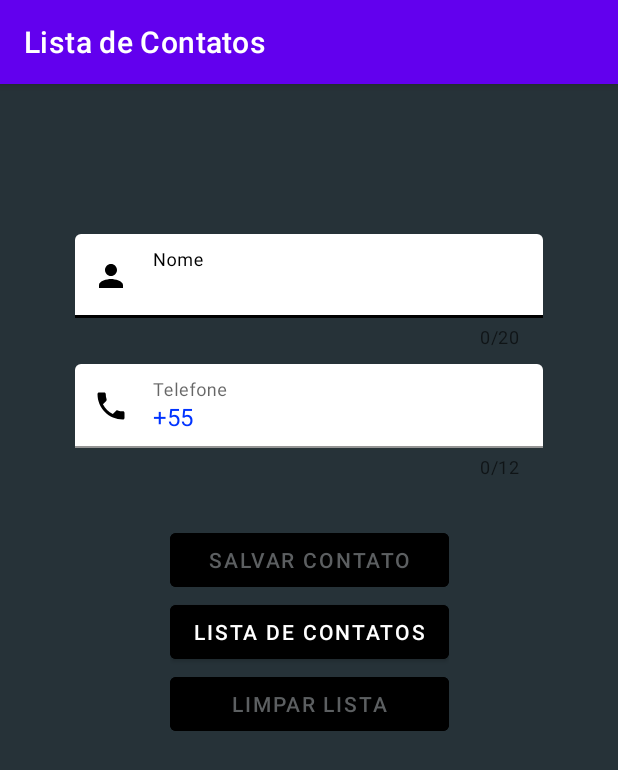
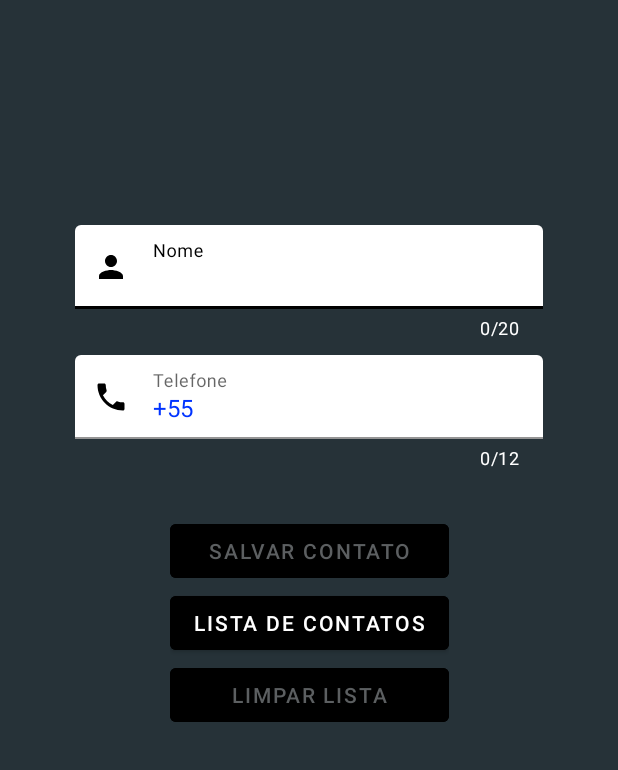
Before and after one commit to LucasSGonza/FirstAndroidApp, an Android app: the screen it shows after launch (MainActivity), on a phone screen of 412 x 824 dp. Shown: the top 770 px of the screen. Run offline under Robolectric (Android 15) with nearby library versions, the phone set to English and light mode, and no system bars.

Commit message:
wip: pt-br consegui terminar os metodos para exibir os layouts e preenche-los com os dados do seu respectivo contato(usei bloco try catch para evitar erros). Arrumei algumas questoes visuais

```diff
--- a/app/src/main/java/com/example/listadecontatos/model/Contact.kt
+++ b/app/src/main/java/com/example/listadecontatos/model/Contact.kt
@@ -5,5 +5,4 @@ class Contact(
     var name: String,
     var phoneNumber: String
     ) {
-
 }
--- a/app/src/main/java/com/example/listadecontatos/model/ContactList.kt
+++ b/app/src/main/java/com/example/listadecontatos/model/ContactList.kt
@@ -9,7 +9,6 @@ object ContactList {
     private var contactListMaxLength: Int = 3
 
     fun createContact(contact: Contact) {
-        Log.i("create", "Name: ${contact.name}, Phone: ${contact.phoneNumber}")
         contactList.add(contact)
     }
 
--- a/app/src/main/java/com/example/listadecontatos/modules/contactList/ContactListViewModel.kt
+++ b/app/src/main/java/com/example/listadecontatos/modules/contactList/ContactListViewModel.kt
@@ -8,10 +8,6 @@ class ContactListViewModel: ViewModel() {
 
     private var contactListInstance = ContactList
 
-    fun getContactListSize(): Int {
-        return contactListInstance.getContactListSize()
-    }
-
     fun getCopyOfContactList(): Set<Contact> {
         return contactListInstance.getCopyOfContactList()
     }
--- a/app/src/main/java/com/example/listadecontatos/modules/main/MainActivity.kt
+++ b/app/src/main/java/com/example/listadecontatos/modules/main/MainActivity.kt
@@ -3,7 +3,6 @@ package com.example.listadecontatos.modules.main
 import android.content.Intent
 import android.graphics.Color
 import android.os.Bundle
-import android.util.Log
 import android.view.View
 import android.widget.Toast
 import androidx.appcompat.app.AppCompatActivity
@@ -27,7 +26,7 @@ class MainActivity : AppCompatActivity() {
         binding = ActivityMainBinding.inflate(layoutInflater)
         setContentView(binding.root)
         myViewModel = ViewModelProvider(this)[MainViewModel::class.java]
-
+        supportActionBar?.hide()
         setupListeners()
     }
 
@@ -48,7 +47,6 @@ class MainActivity : AppCompatActivity() {
     }
 
     private fun handleSaveContactBtn() {
-//        Log.e("test", "phone: $isPhoneValid, name: $isNameValid")
         with(binding.bttSaveContact) {
             isEnabled = isNameValid && isPhoneValid
             setTextColor(if (isEnabled) Color.WHITE else Color.parseColor("gray"))
@@ -80,7 +78,7 @@ class MainActivity : AppCompatActivity() {
             nameTextInputEditText.doOnTextChanged { text, start, before, count ->
                 text?.let {
                     nameTextInputLayout.error =
-                        if (text.isEmpty()) getString(R.string.toast_when_name_is_empty) else null
+                        if (text.isEmpty()) getString(R.string.error_when_name_is_empty) else null
                     isNameValid = text.isNotEmpty()
                     handleSaveContactBtn()
                 }
@@ -94,11 +92,11 @@ class MainActivity : AppCompatActivity() {
                 text?.let {
                     phoneTextInputLayout.error = when {
                         text.isNotEmpty() && myViewModel.verifyIfContactAlreadyExist(text.toString()) -> getString(
-                            R.string.toast_when_contact_already_exist
+                            R.string.error_when_contact_already_exist
                         )
 
                         text.isNotEmpty() -> null
-                        else -> getString(R.string.toast_when_phone_number_is_empty)
+                        else -> getString(R.string.error_when_phone_number_is_empty)
                     }
                     isPhoneValid =
                         text.isNotEmpty() && !myViewModel.verifyIfContactAlreadyExist(text.toString())
@@ -114,31 +112,27 @@ class MainActivity : AppCompatActivity() {
             val contactPhoneNumber = binding.phoneTextInputEditText.text.toString()
             val result = myViewModel.createContact(contactName, contactPhoneNumber)
 
-            //search inside the Pair for 'false' flags. If it's false, the contact already exist in the contactList
-            if (!result.first) {
+            if (result) {
                 Toast.makeText(
                     this,
-                    getString(R.string.toast_when_contact_already_exist),
+                    getText(R.string.contact_created_with_success),
                     Toast.LENGTH_SHORT
                 ).show()
-            }
-            //if the Pair does not contains 'false', its because the operation was a success!
-            else {
-                Toast.makeText(
-                    this,
-                    getText(R.string.toast_when_contact_created_with_success),
-                    Toast.LENGTH_SHORT
-                ).show()
+
+                shouldEnableFields(true)
                 binding.nameTextInputEditText.text?.clear()
                 binding.phoneTextInputEditText.text?.clear()
                 handleCleanListBtn()
-            }
-            //always in the final of the operation, verify if the list is full
-            if (myViewModel.verifyIfContactListIsFull()) {
-                shouldEnableFields(false)
-                binding.labelForInformation.text =
-                    getString(R.string.toast_when_contact_list_is_full)
-                binding.labelForInformation.visibility = View.VISIBLE
+
+                //always in the final of the operation, verify if the list is full
+                if (myViewModel.verifyIfContactListIsFull()) {
+                    shouldEnableFields(false)
+                    binding.labelForInformation.text =
+                        getString(R.string.error_when_contact_list_is_full)
+                    binding.labelForInformation.visibility = View.VISIBLE
+                } else {
+                    startActivity(Intent(this, ContactListActivity::class.java))
+                }
             }
         }
     }
@@ -149,14 +143,16 @@ class MainActivity : AppCompatActivity() {
             myViewModel.clearContactList()
             Toast.makeText(
                 this,
-                getString(R.string.toast_when_contact_list_cleared_with_success),
+                getString(R.string.contact_list_cleared_with_success),
                 Toast.LENGTH_SHORT
             ).show()
+
             shouldEnableFields(true)
             binding.labelForInformation.visibility = View.GONE
             binding.nameTextInputEditText.text?.clear()
             binding.phoneTextInputEditText.text?.clear()
             handleCleanListBtn()
+
         }
     }
 
--- a/app/src/main/res/layout/activity_main.xml
+++ b/app/src/main/res/layout/activity_main.xml
@@ -6,32 +6,29 @@
     android:background="@color/dark_gray"
     >
 
-    <com.google.android.material.textview.MaterialTextView
-        android:id="@+id/label_for_information"
-        android:layout_width="wrap_content"
-        android:layout_height="wrap_content"
-        android:layout_marginTop="50dp"
-        android:clickable="false"
-        android:textSize="15sp"
-        android:textColor="@color/white"
-        android:visibility="gone"
-        app:layout_constraintEnd_toEndOf="parent"
-        app:layout_constraintStart_toStartOf="parent"
-        app:layout_constraintTop_toTopOf="parent"
-        ></com.google.android.material.textview.MaterialTextView>
-
     <androidx.appcompat.widget.LinearLayoutCompat
         android:id="@+id/layout_for_edit_texts"
         android:layout_width="match_parent"
         android:layout_height="wrap_content"
         android:layout_marginLeft="50dp"
-        android:layout_marginTop="100dp"
+        android:layout_marginTop="150dp"
         android:layout_marginRight="50dp"
         android:orientation="vertical"
         app:layout_constraintEnd_toEndOf="parent"
         app:layout_constraintStart_toStartOf="parent"
-        app:layout_constraintTop_toTopOf="@id/label_for_information"
+        app:layout_constraintTop_toTopOf="parent"
         >
+
+        <com.google.android.material.textview.MaterialTextView
+            android:id="@+id/label_for_information"
+            android:layout_width="wrap_content"
+            android:layout_height="wrap_content"
+            android:layout_marginBottom="20dp"
+            android:clickable="false"
+            android:textColor="@color/white"
+            android:textSize="15sp"
+            android:visibility="gone"
+            ></com.google.android.material.textview.MaterialTextView>
 
         <com.google.android.material.textfield.TextInputLayout
             android:id="@+id/name_text_input_layout"
@@ -44,6 +41,7 @@
             app:boxStrokeColor="@color/black"
             app:counterEnabled="true"
             app:counterMaxLength="20"
+            app:counterTextColor="@color/white"
             app:hintTextColor="@color/black"
             app:startIconDrawable="@drawable/baseline_person_24"
             app:startIconTint="@color/black"
@@ -68,6 +66,7 @@
             app:boxStrokeColor="@color/black"
             app:counterEnabled="true"
             app:counterMaxLength="12"
+            app:counterTextColor="@color/white"
             app:expandedHintEnabled="false"
             app:hintTextColor="@color/black"
             app:prefixText="+55"
@@ -113,7 +112,7 @@
             android:layout_width="match_parent"
             android:layout_height="wrap_content"
             android:backgroundTint="@color/black"
-            android:text="@string/btt_go_to_contactList"
+            android:text="@string/btt_go_to_contact_list"
             android:textColor="@color/white"
             ></com.google.android.material.button.MaterialButton>
 
--- a/app/src/main/res/values/strings.xml
+++ b/app/src/main/res/values/strings.xml
@@ -3,14 +3,16 @@
     <string name="name_edit_text">Nome</string>
     <string name="phone_edit_text">Telefone</string>
     <string name="btt_save_contact">Salvar Contato</string>
-    <string name="btt_go_to_contactList">Lista de Contatos</string>
+    <string name="btt_go_to_contact_list">Lista de Contatos</string>
     <string name="btt_clear_list">Limpar Lista</string>
-    <string name="toast_when_contact_created_with_success">Contato criado com sucesso!</string>
-    <string name="toast_when_contact_list_cleared_with_success">Sua lista de contatos foi limpa com sucesso!</string>
-    <string name="toast_when_name_is_empty">Por favor, preencha um nome</string>
-    <string name="toast_when_phone_number_is_empty">Por favor, preencha um telefone</string>
-    <string name="toast_when_contact_already_exist">Já existe um contato com esse telefone!</string>
-    <string name="toast_when_contact_list_already_empty">Sua lista de contatos já está vazia!</string>
-    <string name="toast_when_contact_list_is_full">Sua lista de contatos está cheia!</string>
     <string name="btt_return_to_main">Retornar</string>
+    <string name="contact_created_with_success">Contato criado com sucesso!</string>
+    <string name="contact_list_cleared_with_success">Sua lista de contatos foi limpa com sucesso!</string>
+    <string name="contact_list_is_empty">Sua lista de contatos está vazia!</string>
+    <string name="error_when_name_is_empty">Por favor, preencha um nome</string>
+    <string name="error_when_phone_number_is_empty">Por favor, preencha um telefone</string>
+    <string name="error_when_contact_already_exist">Já existe um contato com esse telefone!</string>
+    <string name="error_when_contact_list_already_empty">Sua lista de contatos já está vazia!</string>
+    <string name="error_when_contact_list_is_full">Sua lista de contatos está cheia!</string>
+    <string name="error_when_loading_contacts_data">Erro ao tentar carregar os dados dos seus contatos!</string>
 </resources>
```
Also changed, not shown: app/src/main/java/com/example/listadecontatos/modules/contactList/ContactListActivity.kt (+45 -42 lines), app/src/main/java/com/example/listadecontatos/modules/main/MainViewModel.kt (+5 -6 lines), app/src/main/res/layout/activity_contact_list.xml (+17 -3 lines).
